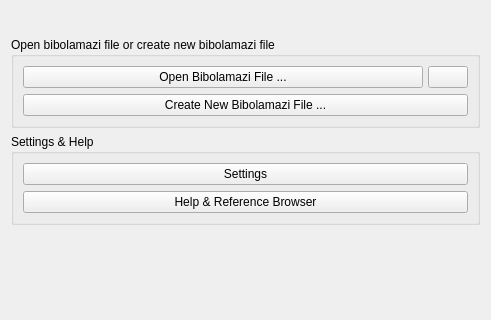
The window that gui/bibolamazi_gui/mainwidget.ui (phfaist/bibolamazi) describes before a commit, drawn with Qt 5; both pictures show x 0 to 491 and y 0 to 320 of the 491 by 545 pixel window.
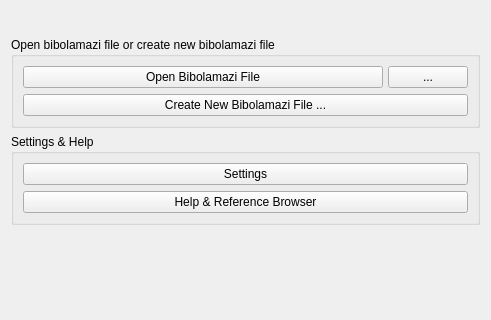
The same window after the commit. Icons and pictures are not drawn.

```diff
--- a/gui/bibolamazi_gui/mainwidget.ui
+++ b/gui/bibolamazi_gui/mainwidget.ui
@@ -69,7 +69,7 @@
       <item row="0" column="0">
        <widget class="QPushButton" name="btnOpenFile">
         <property name="text">
-         <string>Open Bibolamazi File ...</string>
+         <string>Open Bibolamazi File</string>
         </property>
        </widget>
       </item>
@@ -88,9 +88,8 @@
           <verstretch>0</verstretch>
          </sizepolicy>
         </property>
-        <property name="icon">
-         <iconset resource="bibolamazi_res.qrc">
-          <normaloff>:/pic/lstbtnedit.png</normaloff>:/pic/lstbtnedit.png</iconset>
+        <property name="text">
+         <string>...</string>
         </property>
        </widget>
       </item>
```
